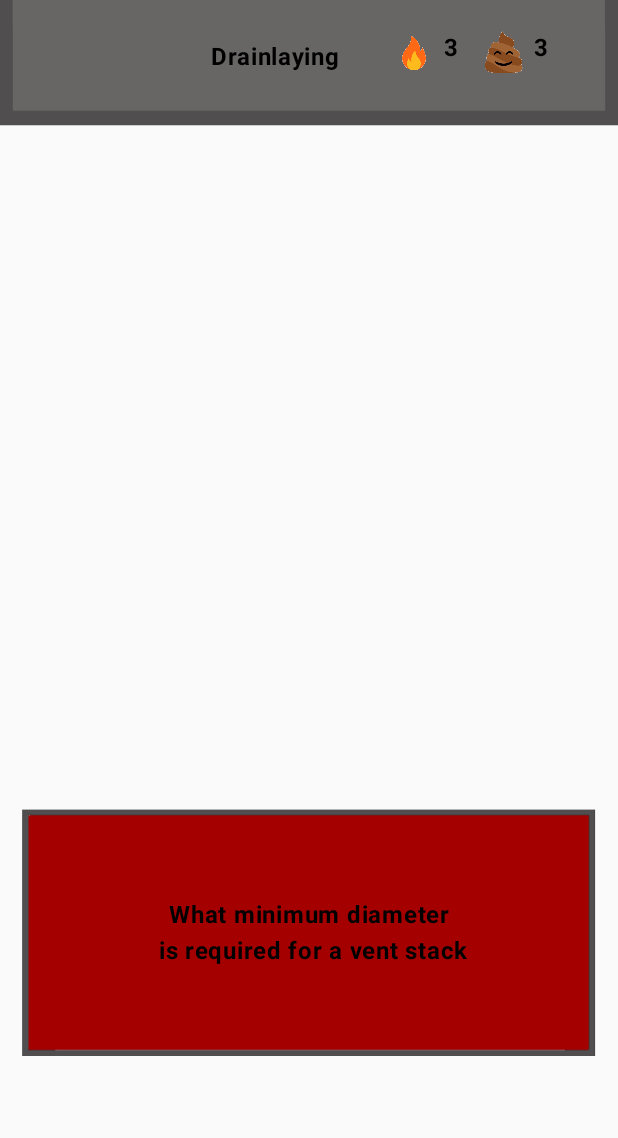
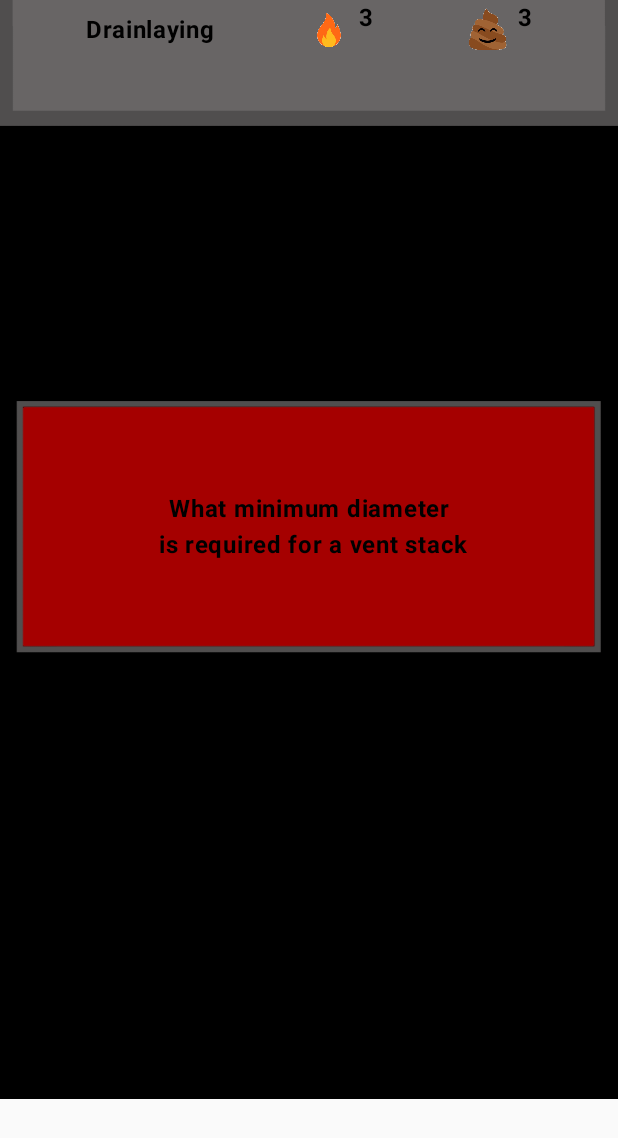
Before and after one commit to Grimwat/PGDQuiz, an Android app built with Jetpack Compose: the screen it shows after launch (MainActivity), on a phone screen of 412 x 824 dp. Shown: the top 1138 px of the screen. Run offline under Robolectric (Android 15) with nearby library versions, the phone set to English and light mode, and no system bars.

Commit message:
Density issues fixed

```diff
--- a/app/src/main/java/com/example/pgdquiz/ui/Composables/Banner.kt
+++ b/app/src/main/java/com/example/pgdquiz/ui/Composables/Banner.kt
@@ -1,6 +1,7 @@
 package com.example.pgdquiz.ui.Composables
 
 import androidx.compose.foundation.Image
+import androidx.compose.foundation.layout.Arrangement
 import androidx.compose.foundation.layout.Box
 import androidx.compose.foundation.layout.Row
 import androidx.compose.foundation.layout.fillMaxWidth
@@ -32,21 +33,25 @@ fun Banner(
     streakcount: String,
     modifier: Modifier = Modifier
 ) {
-    Box(modifier = Modifier.fillMaxWidth()) {
+    Box(
+        modifier = Modifier
+            .fillMaxWidth()
+
+        ) {
         Image(
-            painter = painterResource(R.drawable.banner__2_),
+            painter = painterResource(R.drawable.banner4),
             contentDescription = "Banner"
         )
         Row(
             modifier = modifier.fillMaxWidth(),
-            verticalAlignment = Alignment.CenterVertically
+            verticalAlignment = Alignment.CenterVertically,
+            horizontalArrangement = Arrangement.SpaceEvenly
         ) {
             Text(
                 text = examType,
                 maxLines = 1,
                 fontWeight = FontWeight.Bold,
-                modifier = Modifier
-                    .padding(start = 140.dp, top = 20.dp, bottom = 20.dp),
+                modifier = Modifier,
                 textAlign = TextAlign.Center
             )
             Row {
@@ -54,23 +59,20 @@ fun Banner(
                     painter = icon,
                     contentDescription = streak,
                     modifier = Modifier
-                        .padding(start = 30.dp, bottom = 20.dp, top = 15.dp)
                         .size(40.dp),
                 )
                 Text(
                     text = streakcount,
                     fontWeight = FontWeight.Bold,
-                    modifier = Modifier
-                        .padding(end = 10.dp, bottom = 20.dp, top = 20.dp),
+                    modifier = Modifier,
                     textAlign = TextAlign.Center
                 )
             }
-            Row {
+            Row() {
                 Image(
                     painter = examEmoji,
                     contentDescription = emojiCont,
                     modifier = Modifier
-                        .padding(bottom = 20.dp, top = 15.dp)
                         .size(40.dp),
                     contentScale = ContentScale.Fit
                 )
@@ -78,8 +80,7 @@ fun Banner(
                 Text(
                     text = attempts,
                     fontWeight = FontWeight.Bold,
-                    modifier = Modifier
-                        .padding(end = 25.dp, bottom = 20.dp, top = 20.dp),
+                    modifier = Modifier,
                     textAlign = TextAlign.Center
                 )
             }
@@ -91,7 +92,7 @@ fun Banner(
 
 @Preview
 @Composable
-fun Drainpreview (){
+fun Drainpreview() {
     PgdQuizTheme {
         Banner(
             examType = "Drainlaying",
@@ -100,6 +101,7 @@ fun Drainpreview (){
             attempts = "3",
             icon = painterResource(R.drawable.flame1),
             streak = "Streak Count",
-            streakcount = "3")
+            streakcount = "3"
+        )
     }
 }
--- a/app/src/main/java/com/example/pgdquiz/ui/Composables/Question.kt
+++ b/app/src/main/java/com/example/pgdquiz/ui/Composables/Question.kt
@@ -8,6 +8,7 @@ import androidx.compose.foundation.layout.Row
 import androidx.compose.foundation.layout.fillMaxSize
 import androidx.compose.foundation.layout.fillMaxWidth
 import androidx.compose.foundation.layout.padding
+import androidx.compose.foundation.layout.size
 import androidx.compose.material3.Text
 import androidx.compose.runtime.Composable
 import androidx.compose.ui.Alignment
--- a/app/src/main/java/com/example/pgdquiz/ui/ExamLayout.kt
+++ b/app/src/main/java/com/example/pgdquiz/ui/ExamLayout.kt
@@ -24,9 +24,14 @@ import com.example.pgdquiz.ui.theme.PgdQuizTheme
 
 @Composable
 fun DrainLayout(
-    modifier: Modifier = Modifier
+    modifier: Modifier = Modifier,
 ) {
-        Column(modifier = modifier) {
+    Image(
+        painter = painterResource(R.drawable.background__1_),
+        contentDescription = "TradesManTom"
+    )
+        Column(modifier = modifier,
+            verticalArrangement = Arrangement.spacedBy(8.dp)) {
             Banner(
                 examType = "Drainlaying",
                 examEmoji = painterResource(R.drawable.happypoo),
@@ -36,7 +41,6 @@ fun DrainLayout(
                 streak = "Streak Count",
                 streakcount = "3"
             )
-            Spacer(modifier = Modifier.height(8.dp))
             Questionfield(
                 question = "What minimum diameter\n is required for a vent stack",
             )
```
Also changed, not shown: app/src/main/res/drawable-nodpi/banner3.png (added), app/src/main/res/drawable-nodpi/banner4.png (added).
